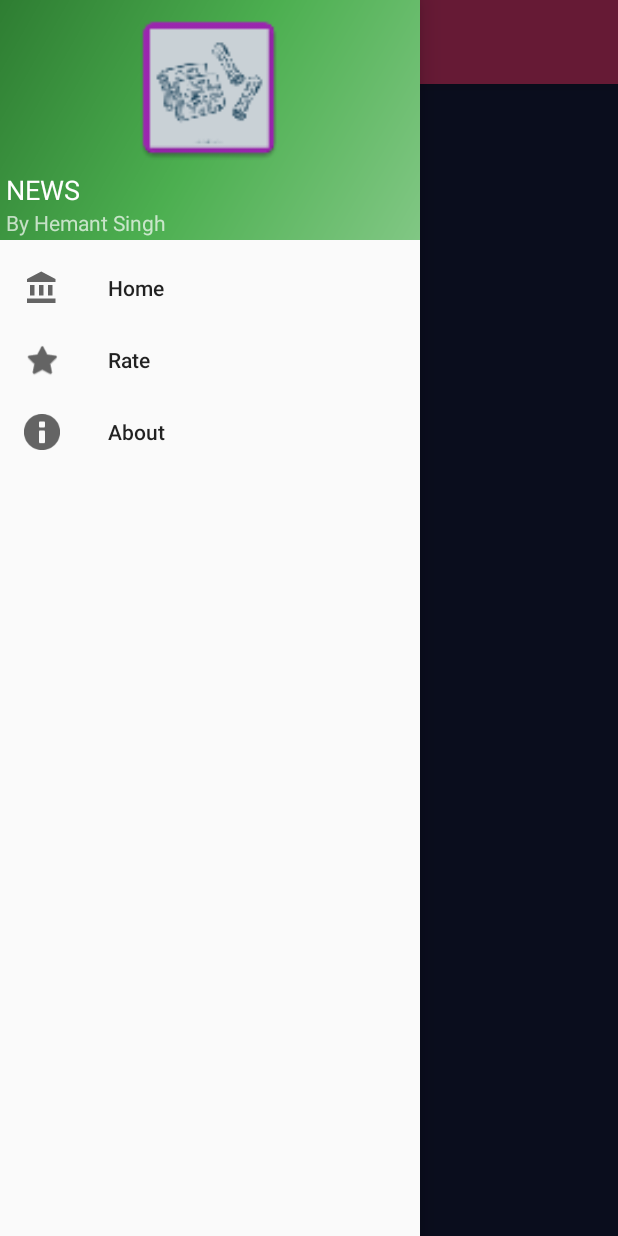
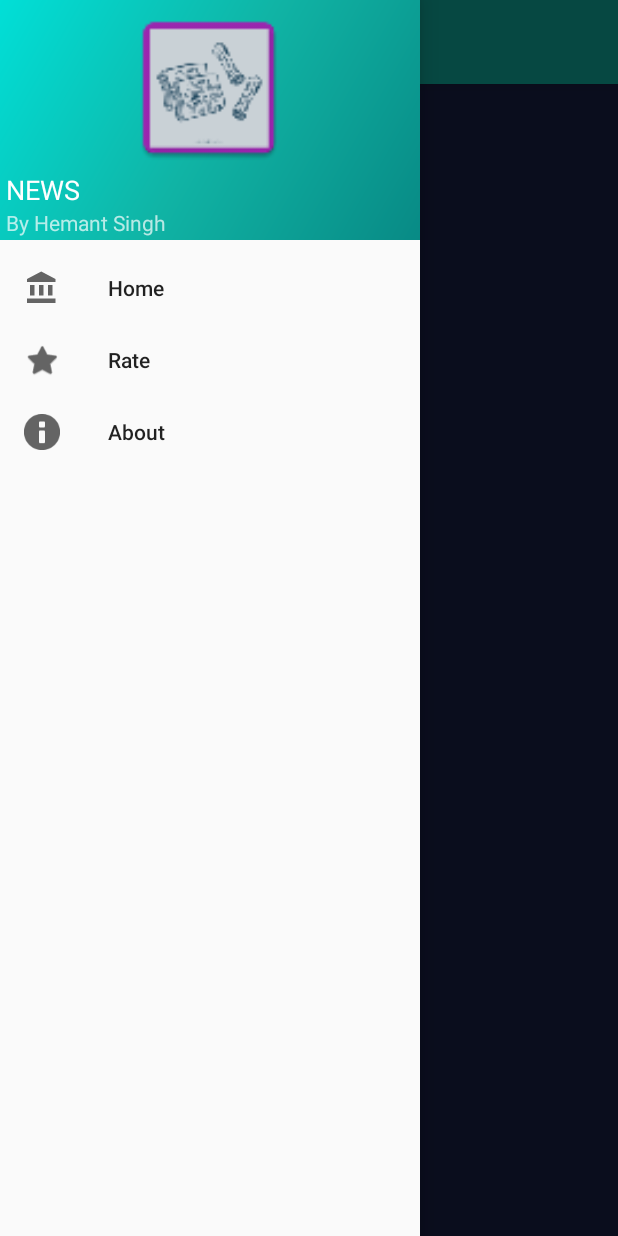
Before and after one commit to hemant3370/NEWS, an Android app: the screen it shows after launch (MainActivity), with the side drawer open, on a phone screen of 412 x 824 dp. Run offline under Robolectric (Android 15) with nearby library versions, the phone set to English and light mode, and no system bars; our stand-ins replace AdMob, ButterKnife, Picasso; libraries missing offline, so code that uses them is left out: com.firebase.client, com.mikepenz.aboutlibraries, com.zplesac.connectionbuddy, io.realm; pictures from the network do not load; 17 statements that could not run were skipped.

Commit message:
changed the colors a little

```diff
--- a/app/src/main/res/drawable/side_nav_bar.xml
+++ b/app/src/main/res/drawable/side_nav_bar.xml
@@ -1,9 +1,9 @@
 <shape xmlns:android="http://schemas.android.com/apk/res/android"
     android:shape="rectangle" >
     <gradient
-        android:startColor="#81C784"
-        android:centerColor="#4CAF50"
-        android:endColor="#2E7D32"
+        android:startColor="#088A85"
+        android:centerColor="#10b4a5"
+        android:endColor="#01DFD7"
         android:type="linear"
         android:angle="135"/>
 </shape>
--- a/app/src/main/res/layout/activity_main.xml
+++ b/app/src/main/res/layout/activity_main.xml
@@ -12,7 +12,7 @@
         android:id="@+id/frame"
         android:layout_width="match_parent"
         android:layout_height="0dp"
-         android:paddingTop="60dp"
+        android:paddingTop="60dp"
         android:layout_weight="1"
         android:background="@color/colorPrimary"
         >
--- a/app/src/main/res/values/colors.xml
+++ b/app/src/main/res/values/colors.xml
@@ -6,6 +6,7 @@
     <color name="saffron">#F4B63E</color>
     <color name="sienna">#EB6460</color>
     <color name="green">#10b4a5</color>
+    <color name="greenDark">#088A85</color>
     <color name="purple">#7c57e4</color>
     <color name="pink">#ff4284</color>
     <color name="orange">#ff8c6a</color>
--- a/app/src/main/res/values/styles.xml
+++ b/app/src/main/res/values/styles.xml
@@ -3,8 +3,8 @@
     <!-- Base application theme. -->
     <style name="AppTheme" parent="Theme.AppCompat.Light.DarkActionBar">
         <!-- Customize your theme here. -->
-        <item name="colorPrimary">@color/pink</item>
-        <item name="colorPrimaryDark">@color/sienna</item>
+        <item name="colorPrimary">@color/green</item>
+        <item name="colorPrimaryDark">@color/greenDark</item>
         <item name="colorAccent">@color/orange</item>
     </style>
 
```
